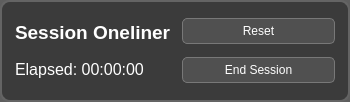
The window that focusoverlay.ui (flowy-live/adhd) describes before a commit, drawn with Qt 5.
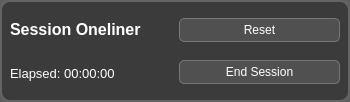
The same window after the commit.

Commit message: chore: tighten overlay

```diff
--- a/focusoverlay.ui
+++ b/focusoverlay.ui
@@ -47,8 +47,8 @@
     color: white;
     border: 1px solid rgba(120, 120, 120, 255);
     border-radius: 5px;
-    padding: 5px 10px;
-    min-width: 60px;
+    padding: 4px 8px;
+    min-width: 50px;
 }
 
 QPushButton:hover {
@@ -61,19 +61,19 @@
   </property>
   <layout class="QHBoxLayout" name="horizontalLayout_2">
    <property name="spacing">
-    <number>10</number>
+    <number>8</number>
    </property>
    <property name="leftMargin">
-    <number>15</number>
+    <number>10</number>
    </property>
    <property name="topMargin">
-    <number>15</number>
+    <number>8</number>
    </property>
    <property name="rightMargin">
-    <number>15</number>
+    <number>10</number>
    </property>
    <property name="bottomMargin">
-    <number>15</number>
+    <number>8</number>
    </property>
    <item>
     <widget class="QWidget" name="widget" native="true">
@@ -97,7 +97,7 @@
        <widget class="QLabel" name="onelinerLabel">
         <property name="font">
          <font>
-          <pointsize>14</pointsize>
+          <pointsize>12</pointsize>
           <bold>true</bold>
          </font>
         </property>
@@ -113,7 +113,7 @@
        <widget class="QLabel" name="elapsedLabel">
         <property name="font">
          <font>
-          <pointsize>12</pointsize>
+          <pointsize>10</pointsize>
          </font>
         </property>
         <property name="text">
```
